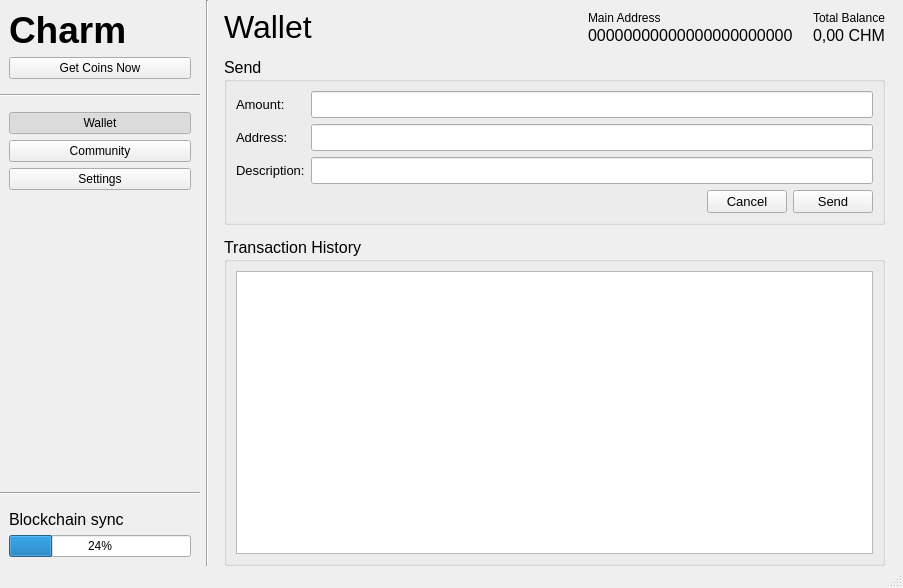
coblo/gui-demo, file app/ui/main.ui: the form before one commit.
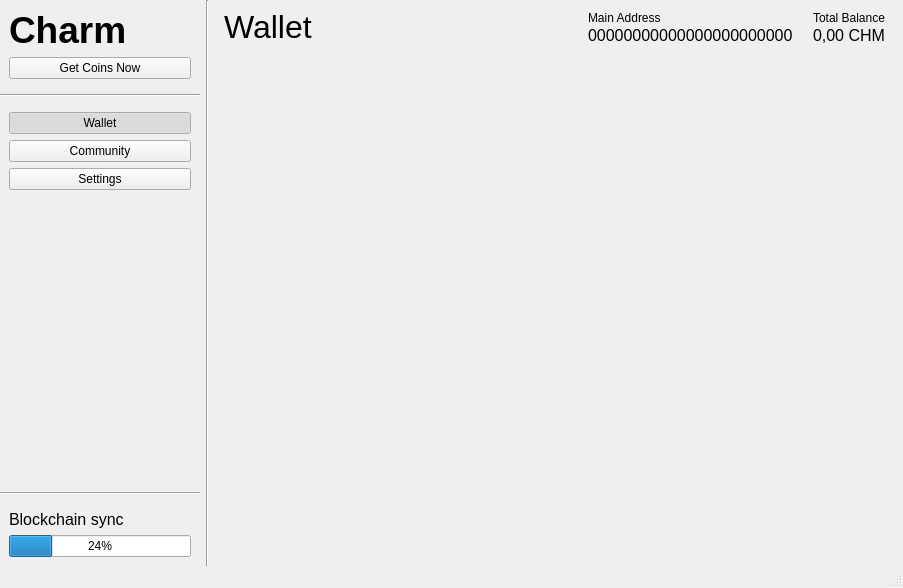
The form after the commit.

Commit message: Add own widgets for wallet sections

The edit to the form file:
```diff
--- a/app/ui/main.ui
+++ b/app/ui/main.ui
@@ -281,7 +281,7 @@
        <number>0</number>
       </property>
       <widget class="QWidget" name="page_wallet">
-       <layout class="QVBoxLayout" name="layout_page_wallet">
+       <layout class="QVBoxLayout" name="layout_page_wallet" stretch="0,0,1">
         <property name="spacing">
          <number>12</number>
         </property>
@@ -394,148 +394,50 @@
          </layout>
         </item>
         <item>
-         <widget class="QGroupBox" name="page_wallet_send">
-          <property name="font">
-           <font>
-            <pointsize>12</pointsize>
-            <weight>50</weight>
-            <bold>false</bold>
-            <stylestrategy>PreferAntialias</stylestrategy>
-            <kerning>true</kerning>
-           </font>
+         <widget class="QFrame" name="frame_wallet_send">
+          <property name="frameShape">
+           <enum>QFrame::NoFrame</enum>
           </property>
-          <property name="styleSheet">
-           <string notr="true"/>
-          </property>
-          <property name="title">
-           <string>Send</string>
-          </property>
-          <property name="flat">
-           <bool>false</bool>
+          <property name="frameShadow">
+           <enum>QFrame::Raised</enum>
           </property>
           <layout class="QVBoxLayout" name="layout_wallet_send">
-           <item>
-            <layout class="QFormLayout" name="layout_send_form">
-             <item row="0" column="0">
-              <widget class="QLabel" name="label_send_amount">
-               <property name="font">
-                <font>
-                 <pointsize>10</pointsize>
-                </font>
-               </property>
-               <property name="text">
-                <string>Amount:</string>
-               </property>
-               <property name="buddy">
-                <cstring>edit_amount</cstring>
-               </property>
-              </widget>
-             </item>
-             <item row="0" column="1">
-              <widget class="QLineEdit" name="edit_amount"/>
-             </item>
-             <item row="1" column="0">
-              <widget class="QLabel" name="label_send_address">
-               <property name="font">
-                <font>
-                 <pointsize>10</pointsize>
-                </font>
-               </property>
-               <property name="text">
-                <string>Address:</string>
-               </property>
-               <property name="buddy">
-                <cstring>edit_address</cstring>
-               </property>
-              </widget>
-             </item>
-             <item row="1" column="1">
-              <widget class="QLineEdit" name="edit_address"/>
-             </item>
-             <item row="2" column="0">
-              <widget class="QLabel" name="label_send_description">
-               <property name="font">
-                <font>
-                 <pointsize>10</pointsize>
-                </font>
-               </property>
-               <property name="text">
-                <string>Description:</string>
-               </property>
-               <property name="buddy">
-                <cstring>edit_description</cstring>
-               </property>
-              </widget>
-             </item>
-             <item row="2" column="1">
-              <widget class="QLineEdit" name="edit_description"/>
-             </item>
-            </layout>
-           </item>
-           <item>
-            <layout class="QHBoxLayout" name="horizontalLayout">
-             <item>
-              <spacer name="spacer_send">
-               <property name="orientation">
-                <enum>Qt::Horizontal</enum>
-               </property>
-               <property name="sizeHint" stdset="0">
-                <size>
-                 <width>40</width>
-                 <height>20</height>
-                </size>
-               </property>
-              </spacer>
-             </item>
-             <item>
-              <widget class="QPushButton" name="btn_send_cancel">
-               <property name="font">
-                <font>
-                 <pointsize>10</pointsize>
-                </font>
-               </property>
-               <property name="text">
-                <string>Cancel</string>
-               </property>
-              </widget>
-             </item>
-             <item>
-              <widget class="QPushButton" name="btn_send_send">
-               <property name="font">
-                <font>
-                 <pointsize>10</pointsize>
-                </font>
-               </property>
-               <property name="text">
-                <string>Send</string>
-               </property>
-              </widget>
-             </item>
-            </layout>
-           </item>
+           <property name="leftMargin">
+            <number>0</number>
+           </property>
+           <property name="topMargin">
+            <number>0</number>
+           </property>
+           <property name="rightMargin">
+            <number>0</number>
+           </property>
+           <property name="bottomMargin">
+            <number>0</number>
+           </property>
           </layout>
          </widget>
         </item>
         <item>
-         <widget class="QGroupBox" name="page_wallet_history">
-          <property name="font">
-           <font>
-            <pointsize>12</pointsize>
-           </font>
+         <widget class="QFrame" name="frame_wallet_history">
+          <property name="frameShape">
+           <enum>QFrame::NoFrame</enum>
           </property>
-          <property name="title">
-           <string>Transaction History</string>
+          <property name="frameShadow">
+           <enum>QFrame::Raised</enum>
           </property>
-          <property name="flat">
-           <bool>false</bool>
-          </property>
-          <layout class="QHBoxLayout" name="layout_wallet_history">
+          <layout class="QVBoxLayout" name="layout_wallet_history">
+           <property name="leftMargin">
+            <number>0</number>
+           </property>
+           <property name="topMargin">
+            <number>0</number>
+           </property>
+           <property name="rightMargin">
+            <number>0</number>
+           </property>
            <property name="bottomMargin">
-            <number>9</number>
+            <number>0</number>
            </property>
-           <item>
-            <widget class="QTableView" name="table_wallet_history"/>
-           </item>
           </layout>
          </widget>
         </item>
```
Left out of the diff: 6 changed lines with no effect on the pictures. The commit also changes 9 other files.
